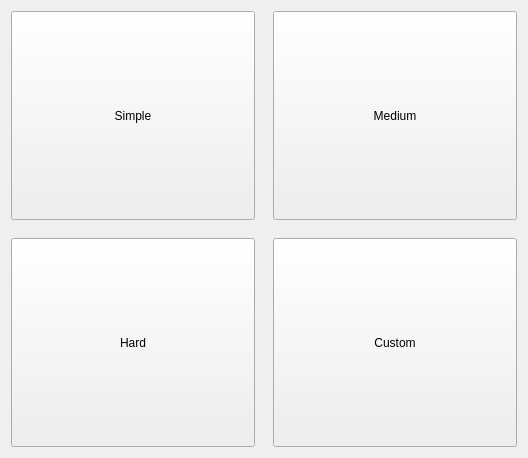
RalphExp/Qt5Game, file MineSweep/mainwindow.ui: the form before one commit.
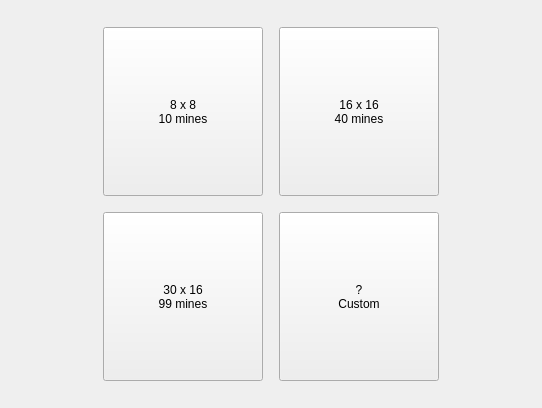
The form after the commit. The open tabs and pages were chosen to show the change. Custom widgets are drawn as their Qt base class.

Patch:
```diff
--- a/MineSweep/mainwindow.ui
+++ b/MineSweep/mainwindow.ui
@@ -6,8 +6,8 @@
    <rect>
     <x>0</x>
     <y>0</y>
-    <width>528</width>
-    <height>458</height>
+    <width>538</width>
+    <height>408</height>
    </rect>
   </property>
   <property name="windowTitle">
@@ -27,98 +27,108 @@
          <verstretch>0</verstretch>
         </sizepolicy>
        </property>
-       <layout class="QGridLayout" name="gridLayout" rowstretch="0,0" columnstretch="0,0,0,0,0">
+       <layout class="QGridLayout" name="gridLayout" rowstretch="0,0" columnstretch="0,0">
         <property name="sizeConstraint">
          <enum>QLayout::SetMaximumSize</enum>
         </property>
         <property name="leftMargin">
-         <number>0</number>
+         <number>92</number>
         </property>
         <property name="topMargin">
-         <number>0</number>
+         <number>16</number>
         </property>
         <property name="rightMargin">
-         <number>0</number>
+         <number>92</number>
         </property>
         <property name="bottomMargin">
-         <number>0</number>
+         <number>16</number>
         </property>
         <property name="spacing">
-         <number>18</number>
+         <number>16</number>
         </property>
-        <item row="1" column="1">
-         <widget class="QPushButton" name="custom">
-          <property name="sizePolicy">
-           <sizepolicy hsizetype="Expanding" vsizetype="Expanding">
-            <horstretch>0</horstretch>
-            <verstretch>0</verstretch>
-           </sizepolicy>
-          </property>
-          <property name="minimumSize">
-           <size>
-            <width>200</width>
-            <height>200</height>
-           </size>
-          </property>
-          <property name="text">
-           <string>Custom</string>
-          </property>
-         </widget>
-        </item>
         <item row="1" column="0">
          <widget class="QPushButton" name="hard">
           <property name="sizePolicy">
-           <sizepolicy hsizetype="Expanding" vsizetype="Expanding">
+           <sizepolicy hsizetype="MinimumExpanding" vsizetype="MinimumExpanding">
             <horstretch>0</horstretch>
             <verstretch>0</verstretch>
            </sizepolicy>
           </property>
           <property name="minimumSize">
            <size>
-            <width>200</width>
-            <height>200</height>
+            <width>160</width>
+            <height>160</height>
            </size>
           </property>
           <property name="text">
-           <string>Hard</string>
+           <string>30 x 16
+99 mines</string>
           </property>
          </widget>
         </item>
-        <item row="0" column="0">
-         <widget class="QPushButton" name="simple">
+        <item row="1" column="1">
+         <widget class="QPushButton" name="custom">
           <property name="sizePolicy">
-           <sizepolicy hsizetype="Expanding" vsizetype="Expanding">
+           <sizepolicy hsizetype="MinimumExpanding" vsizetype="MinimumExpanding">
             <horstretch>0</horstretch>
             <verstretch>0</verstretch>
            </sizepolicy>
           </property>
           <property name="minimumSize">
            <size>
-            <width>200</width>
-            <height>200</height>
+            <width>160</width>
+            <height>160</height>
            </size>
           </property>
           <property name="text">
-           <string>Simple</string>
+           <string>?
+Custom</string>
           </property>
          </widget>
         </item>
         <item row="0" column="1">
          <widget class="QPushButton" name="medium">
           <property name="sizePolicy">
-           <sizepolicy hsizetype="Expanding" vsizetype="Expanding">
+           <sizepolicy hsizetype="MinimumExpanding" vsizetype="MinimumExpanding">
             <horstretch>0</horstretch>
             <verstretch>0</verstretch>
            </sizepolicy>
           </property>
           <property name="minimumSize">
            <size>
-            <width>200</width>
-            <height>200</height>
+            <width>160</width>
+            <height>160</height>
            </size>
           </property>
           <property name="text">
-           <string>Medium</string>
+           <string>16 x 16
+40 mines</string>
+          </property>
+         </widget>
+        </item>
+        <item row="0" column="0">
+         <widget class="QPushButton" name="simple">
+          <property name="sizePolicy">
+           <sizepolicy hsizetype="MinimumExpanding" vsizetype="MinimumExpanding">
+            <horstretch>0</horstretch>
+            <verstretch>0</verstretch>
+           </sizepolicy>
+          </property>
+          <property name="minimumSize">
+           <size>
+            <width>160</width>
+            <height>160</height>
+           </size>
+          </property>
+          <property name="text">
+           <string>8 x 8
+10 mines</string>
+          </property>
+          <property name="default">
+           <bool>false</bool>
+          </property>
+          <property name="flat">
+           <bool>false</bool>
           </property>
          </widget>
         </item>
@@ -264,6 +274,14 @@
   </widget>
  </widget>
  <layoutdefault spacing="6" margin="11"/>
+ <customwidgets>
+  <customwidget>
+   <class>MineWidget</class>
+   <extends>QWidget</extends>
+   <header>minewidget.h</header>
+   <container>1</container>
+  </customwidget>
+ </customwidgets>
  <resources/>
  <connections/>
 </ui>
```
Left out of the diff: 16 changed lines with no effect on the pictures.
